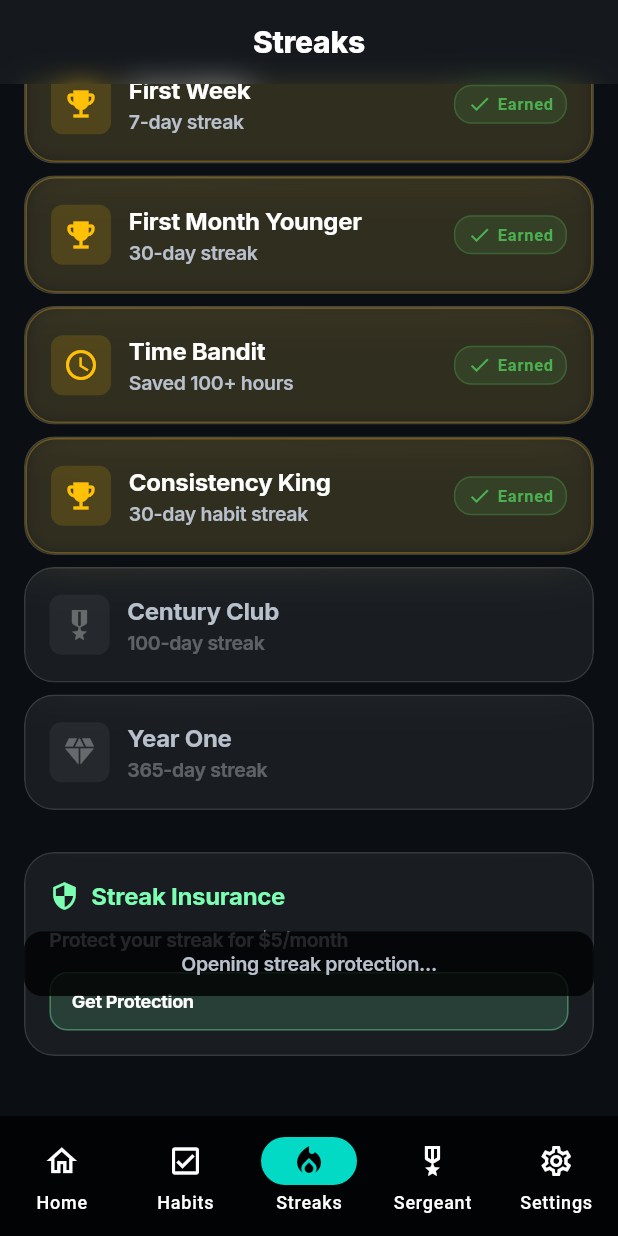
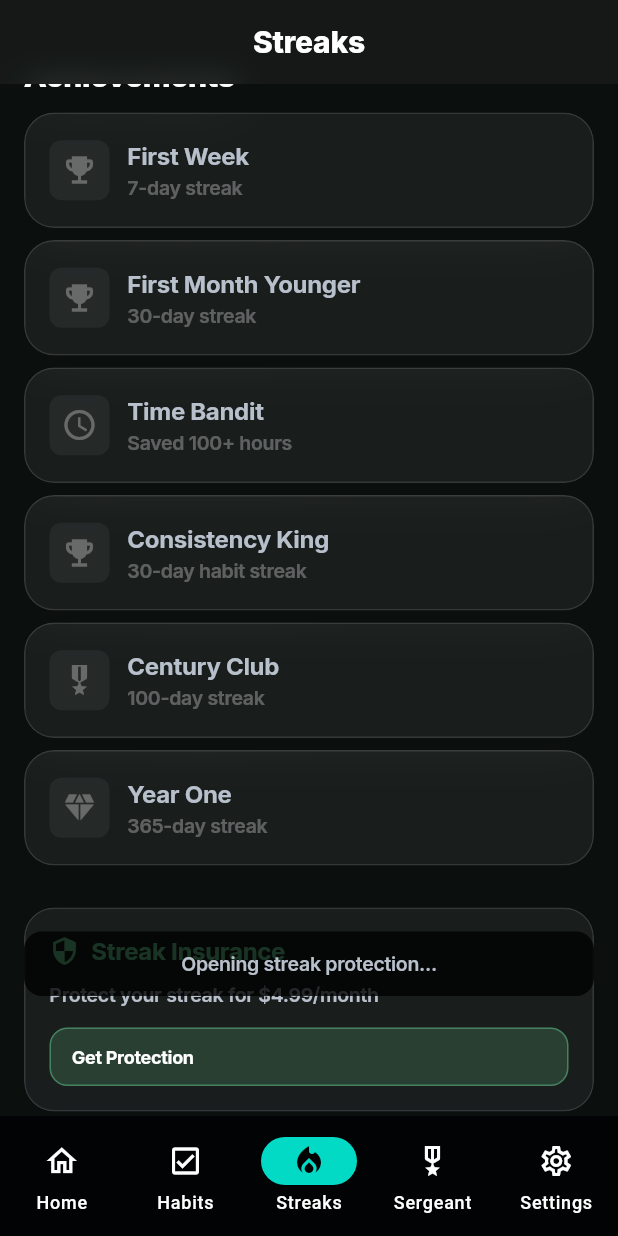
Before and after one commit to stossthegreat/Drillos, a Flutter app: the StreaksScreen screen opened by its route, scrolled down 576 dp, after a tap on "Get Protection", on a phone screen of 412 x 824 dp. Run offline on Flutter 3.47's test engine with Material 3 defaults, Android fonts, the phone set to English and light mode, and no system bars; our stand-ins replace audioplayers, flutter_local_notifications, go_router, google_fonts, shared_preferences, timezone; accounts and stored records are empty.

Commit message:
Update streaks_screen.dart

```diff
--- a/lib/screens/streaks_screen.dart
+++ b/lib/screens/streaks_screen.dart
@@ -2,11 +2,10 @@ import 'package:flutter/material.dart';
 import 'package:flutter/services.dart';
 import '../design/glass.dart';
 import '../design/tokens.dart';
-import '../badges/flame_badge.dart';
-import '../design/charts/ring_progress.dart';
 import '../design/feedback.dart';
 import '../audio/tts_provider.dart';
-import "../services/api_client.dart";
+import '../services/local_storage.dart';
+import '../logic/habit_engine.dart';
 
 class StreaksScreen extends StatefulWidget {
   const StreaksScreen({super.key});
@@ -15,70 +14,65 @@ class StreaksScreen extends StatefulWidget {
   State<StreaksScreen> createState() => _StreaksScreenState();
 }
 
-class _StreaksScreenState extends State<StreaksScreen> with TickerProviderStateMixin {
+class _StreaksScreenState extends State<StreaksScreen>
+    with TickerProviderStateMixin {
   late AnimationController _flameController;
   late AnimationController _confettiController;
 
-  // Mock data - will be replaced with real data from backend
-  int overallStreak = 47;
-  double weeklyCurrent = 4.8;
+  bool loading = false;
+  int overallStreak = 0;
+  double weeklyCurrent = 0;
   double weeklyGoal = 6.0;
-  bool loading = false;
-
-  void _loadAchievements() async {
-    setState(() { loading = true; });
-
-    try {
-      // Set auth token (in production this would come from authentication)
-      apiClient.setAuthToken("valid-token");
-
-      final achievementsData = await apiClient.getAchievements();
-      final streaksData = await apiClient.getStreakSummary();
-
-      setState(() {
-        // Update with real data
-        overallStreak = streaksData["overall"] ?? overallStreak;
-        categories = _mapCategories((streaksData["categories"] ?? []) as List);
-        loading = false;
-      });
-
-      print("✅ Achievements loaded: ${achievementsData["achievements"].length} total");
-
-    } catch (e) {
-      print("❌ Failed to load achievements: $e");
-      setState(() { loading = false; });
-      Toast.show(context, "Failed to load achievements: $e");
-    }
-  }
-
   List<CategoryStreak> categories = [];
 
   final List<Achievement> achievements = [
-    Achievement(id: 'first_week', title: 'First Week', subtitle: '7-day streak', unlocked: true, unlockedAt: DateTime.now().subtract(const Duration(days: 20))),
-    Achievement(id: 'first_month', title: 'First Month Younger', subtitle: '30-day streak', unlocked: true, unlockedAt: DateTime.now().subtract(const Duration(days: 5))),
-    Achievement(id: 'time_bandit', title: 'Time Bandit', subtitle: 'Saved 100+ hours', unlocked: true, unlockedAt: DateTime.now().subtract(const Duration(days: 10))),
-    Achievement(id: 'consistency_king', title: 'Consistency King', subtitle: '30-day habit streak', unlocked: true, unlockedAt: DateTime.now().subtract(const Duration(days: 5))),
-    Achievement(id: 'century_club', title: 'Century Club', subtitle: '100-day streak', unlocked: false),
-    Achievement(id: 'year_one', title: 'Year One', subtitle: '365-day streak', unlocked: false),
+    Achievement(
+      id: 'first_week',
+      title: 'First Week',
+      subtitle: '7-day streak',
+      unlocked: false,
+    ),
+    Achievement(
+      id: 'first_month',
+      title: 'First Month Younger',
+      subtitle: '30-day streak',
+      unlocked: false,
+    ),
+    Achievement(
+      id: 'time_bandit',
+      title: 'Time Bandit',
+      subtitle: 'Saved 100+ hours',
+      unlocked: false,
+    ),
+    Achievement(
+      id: 'consistency_king',
+      title: 'Consistency King',
+      subtitle: '30-day habit streak',
+      unlocked: false,
+    ),
+    Achievement(
+      id: 'century_club',
+      title: 'Century Club',
+      subtitle: '100-day streak',
+      unlocked: false,
+    ),
+    Achievement(
+      id: 'year_one',
+      title: 'Year One',
+      subtitle: '365-day streak',
+      unlocked: false,
+    ),
   ];
 
   @override
   void initState() {
     super.initState();
-    _flameController = AnimationController(
-      duration: const Duration(milliseconds: 800),
-      vsync: this,
-    );
-    _confettiController = AnimationController(
-      duration: const Duration(milliseconds: 2000),
-      vsync: this,
-    );
+    _flameController =
+        AnimationController(vsync: this, duration: const Duration(milliseconds: 800));
+    _confettiController =
+        AnimationController(vsync: this, duration: const Duration(seconds: 2));
 
-    // Simulate checking for new achievements
-_loadAchievements();
-    WidgetsBinding.instance.addPostFrameCallback((_) {
-      _checkForNewAchievements();
-    });
+    WidgetsBinding.instance.addPostFrameCallback((_) => _loadStreaks());
   }
 
   @override
@@ -88,101 +82,43 @@ _loadAchievements();
     super.dispose();
   }
 
-  void _checkForNewAchievements() {
-    // Simulate achievement unlock animation
-    if (overallStreak >= 30) {
-      Future.delayed(const Duration(milliseconds: 500), () {
-        _triggerAchievementUnlock('First Month Younger');
-      });
-    }
+  Future<void> _loadStreaks() async {
+    setState(() => loading = true);
+    try {
+      final allHabits = await localStorage.getAllHabits();
+      int total = 0;
+      final catList = <CategoryStreak>[];
+
+      for (final h in allHabits) {
+        final streak = await localStorage.getStreak(h['id']);
+        total += streak;
+        final name = (h['name'] ?? h['title'] ?? 'Habit').toString();
+        catList.add(CategoryStreak(
+          id: h['id'],
+          name: name,
+          days: streak,
+          icon: Icons.local_fire_department,
+          color: Colors.orangeAccent,
+        ));
       }
 
-  void _triggerAchievementUnlock(String title) {
-    HapticFeedback.mediumImpact();
-    _confettiController.forward().then((_) => _confettiController.reset());
-    // ConfettiStub.burst(context); // TODO: Implement confetti
+      // Sort top 5
+      catList.sort((a, b) => b.days.compareTo(a.days));
+      if (catList.length > 5) catList.removeRange(5, catList.length);
 
-    // Play praise audio
-    final tts = TtsProvider();
-    tts.playPreset('praise_30_day');
+      final overall = total > 0
+          ? (total ~/ (allHabits.isEmpty ? 1 : allHabits.length))
+          : 0;
 
-    Toast.show(context, '🎉 Achievement Unlocked: $title!');
-  }
-
-  List<CategoryStreak> _mapCategories(List apiCategories) {
-    final mapped = apiCategories.map((c) {
-      final id = (c['id'] ?? '').toString();
-      final icon = _iconForCategory(id);
-      final color = _colorForCategory(id);
-      return CategoryStreak(
-        id: id,
-        name: (c['name'] ?? '').toString(),
-        days: (c['days'] ?? 0) as int,
-        icon: icon,
-        color: color,
-      );
-    }).toList();
-
-    // Always include overall, even if 0; filter others with > 0
-    final overall = mapped.where((m) => m.id == 'overall').toList();
-    final others = mapped.where((m) => m.id != 'overall' && m.days > 0).toList();
-
-    // Sort others by days desc
-    others.sort((a, b) => b.days.compareTo(a.days));
-
-    // Cap to top 6 (including overall)
-    final limited = <CategoryStreak>[];
-    if (overall.isNotEmpty) limited.add(overall.first);
-    for (final c in others) {
-      if (limited.length >= 6) break;
-      limited.add(c);
-    }
-    return limited;
-  }
-
-  IconData _iconForCategory(String id) {
-    switch (id) {
-      case 'overall':
-        return Icons.local_fire_department;
-      case 'clean':
-        return Icons.health_and_safety;
-      case 'morning':
-        return Icons.wb_sunny;
-      case 'deep_work':
-        return Icons.timer_outlined;
-      case 'two_plus':
-        return Icons.done_all;
-      case 'perfect':
-        return Icons.verified;
-      case 'alarm':
-        return Icons.alarm_on;
-      case 'commit':
-        return Icons.task_alt;
-      default:
-        return Icons.star_outline;
-    }
-  }
-
-  Color _colorForCategory(String id) {
-    switch (id) {
-      case 'overall':
-        return Colors.orange;
-      case 'clean':
-        return Colors.teal;
-      case 'morning':
-        return Colors.amber;
-      case 'deep_work':
-        return Colors.indigo;
-      case 'two_plus':
-        return Colors.green;
-      case 'perfect':
-        return Colors.amberAccent;
-      case 'alarm':
-        return Colors.redAccent;
-      case 'commit':
-        return Colors.blueAccent;
-      default:
-        return DSXColors.accent;
+      setState(() {
+        overallStreak = overall;
+        categories = catList;
+        weeklyCurrent = (overallStreak / 7).clamp(0, weeklyGoal);
+        loading = false;
+      });
+    } catch (e) {
+      setState(() => loading = false);
+      Toast.show(context, 'Failed to load streaks');
     }
   }
 
@@ -190,31 +126,27 @@ _loadAchievements();
   Widget build(BuildContext context) {
     return Scaffold(
       appBar: const GlassAppBar(title: 'Streaks'),
+      backgroundColor: const Color(0xFF0B0F0E),
       body: loading
-        ? const Center(child: CircularProgressIndicator())
-        : ListView(
+          ? const Center(
+              child: CircularProgressIndicator(color: Colors.orangeAccent),
+            )
+          : RefreshIndicator(
+              onRefresh: _loadStreaks,
+              child: ListView(
                 padding: const EdgeInsets.all(16),
                 children: [
-              // Flame Hero Card
                   _buildFlameHeroCard(),
                   const SizedBox(height: 20),
-
-              // All Streaks Section
                   _buildAllStreaksSection(),
                   const SizedBox(height: 20),
-
-              // Weekly Target
                   _buildWeeklyTargetSection(),
                   const SizedBox(height: 20),
-
-              // Achievements
                   _buildAchievementsSection(),
                   const SizedBox(height: 20),
-
-              // CTA Card
                   _buildCtaCard(),
-              const SizedBox(height: 24),
                 ],
+              ),
             ),
     );
   }
@@ -228,8 +160,7 @@ _loadAchievements();
           children: [
             AnimatedBuilder(
               animation: _flameController,
-              builder: (context, child) {
-                return Transform.scale(
+              builder: (context, child) => Transform.scale(
                 scale: 1.0 + (_flameController.value * 0.1),
                 child: Container(
                   padding: const EdgeInsets.all(16),
@@ -244,14 +175,13 @@ _loadAchievements();
                       ),
                     ],
                   ),
-                    child: Icon(
+                  child: const Icon(
                     Icons.local_fire_department,
                     size: 64,
                     color: Colors.orange,
                   ),
                 ),
-                );
-              },
+              ),
             ),
             const SizedBox(height: 16),
             Text(
@@ -271,7 +201,9 @@ _loadAchievements();
             ),
             const SizedBox(height: 8),
             Text(
-              "You're in the top 15% for consistency!",
+              overallStreak == 0
+                  ? "Let's light your first flame!"
+                  : "You're on fire — keep it up!",
               style: Theme.of(context).textTheme.bodyMedium?.copyWith(
                     color: Colors.orange.withOpacity(0.8),
                   ),
@@ -287,11 +219,21 @@ _loadAchievements();
     return Column(
       crossAxisAlignment: CrossAxisAlignment.start,
       children: [
-        Text(
-          'All Streaks',
-          style: Theme.of(context).textTheme.titleLarge,
+        Text('All Streaks', style: Theme.of(context).textTheme.titleLarge),
+        const SizedBox(height: 12),
+        if (categories.isEmpty)
+          GlassCard(
+            child: Padding(
+              padding: const EdgeInsets.all(16),
+              child: Center(
+                child: Text(
+                  "No streaks yet — complete a habit to begin your journey.",
+                  style: Theme.of(context).textTheme.bodyMedium,
                 ),
-        const SizedBox(height: 12),
+              ),
+            ),
+          )
+        else
           ...categories.map((category) => Padding(
                 padding: const EdgeInsets.only(bottom: 8),
                 child: _buildCategoryStreakCard(category),
@@ -302,13 +244,6 @@ _loadAchievements();
 
   Widget _buildCategoryStreakCard(CategoryStreak category) {
     return GlassCard(
-      child: InkWell(
-        onTap: () {
-          // Navigate to habits with filter
-          HapticFeedback.lightImpact();
-          // context.push('/habits?category=${category.id}');
-        },
-        borderRadius: BorderRadius.circular(DSXRadii.md),
       child: Padding(
         padding: const EdgeInsets.all(16),
         child: Row(
@@ -319,18 +254,12 @@ _loadAchievements();
                 color: category.color.withOpacity(0.15),
                 borderRadius: BorderRadius.circular(8),
               ),
-                child: Icon(
-                  category.icon,
-                  color: category.color,
-                  size: 24,
-                ),
+              child: Icon(category.icon, color: category.color, size: 24),
             ),
             const SizedBox(width: 12),
             Expanded(
-                child: Text(
-                  category.name,
-                  style: Theme.of(context).textTheme.titleMedium,
-                ),
+              child: Text(category.name,
+                  style: Theme.of(context).textTheme.titleMedium),
             ),
             Text(
               '${category.days}',
@@ -342,28 +271,22 @@ _loadAchievements();
           ],
         ),
       ),
-      ),
     );
   }
 
   Widget _buildWeeklyTargetSection() {
     final progress = (weeklyCurrent / weeklyGoal).clamp(0.0, 1.0);
-
     return GlassCard(
       child: Padding(
         padding: const EdgeInsets.all(16),
         child: Column(
           crossAxisAlignment: CrossAxisAlignment.start,
           children: [
-            Text(
-              'Weekly Target',
-              style: Theme.of(context).textTheme.titleMedium,
-            ),
+            Text('Weekly Target',
+                style: Theme.of(context).textTheme.titleMedium),
             const SizedBox(height: 12),
-            Text(
-              'Life days gained this week',
-              style: Theme.of(context).textTheme.bodyMedium,
-            ),
+            Text('Life days gained this week',
+                style: Theme.of(context).textTheme.bodyMedium),
             const SizedBox(height: 8),
             Row(
               children: [
@@ -407,62 +330,39 @@ _loadAchievements();
     return Column(
       crossAxisAlignment: CrossAxisAlignment.start,
       children: [
-        Text(
-          'Achievements',
-          style: Theme.of(context).textTheme.titleLarge,
-        ),
+        Text('Achievements', style: Theme.of(context).textTheme.titleLarge),
         const SizedBox(height: 12),
-        ...achievements.map((achievement) => Padding(
+        ...achievements.map((a) => Padding(
               padding: const EdgeInsets.only(bottom: 8),
-          child: _buildAchievementCard(achievement),
+              child: _buildAchievementCard(a),
             )),
       ],
     );
   }
 
-  Widget _buildAchievementCard(Achievement achievement) {
+  Widget _buildAchievementCard(Achievement a) {
     return GlassCard(
-      child: InkWell(
-        onTap: achievement.unlocked ? () {
-          HapticFeedback.lightImpact();
-          if (achievement.presetAudioId != null) {
-            final tts = TtsProvider();
-            tts.playPreset(achievement.presetAudioId!);
-          }
-          Toast.show(context, achievement.subtitle);
-        } : null,
-        borderRadius: BorderRadius.circular(DSXRadii.md),
       child: Container(
         padding: const EdgeInsets.all(16),
-          decoration: achievement.unlocked ? BoxDecoration(
-            borderRadius: BorderRadius.circular(DSXRadii.md),
-            border: Border.all(
-              color: Colors.amber.withOpacity(0.3),
-              width: 1,
+        decoration: BoxDecoration(
+          borderRadius: BorderRadius.circular(8),
+          border: a.unlocked
+              ? Border.all(color: Colors.amber.withOpacity(0.3), width: 1)
+              : null,
         ),
-            boxShadow: [
-              BoxShadow(
-                color: Colors.amber.withOpacity(0.1),
-                blurRadius: 8,
-                spreadRadius: 1,
-              ),
-            ],
-          ) : null,
         child: Row(
           children: [
             Container(
               padding: const EdgeInsets.all(8),
               decoration: BoxDecoration(
-                  color: achievement.unlocked
+                color: a.unlocked
                     ? Colors.amber.withOpacity(0.15)
                     : Colors.white.withOpacity(0.05),
                 borderRadius: BorderRadius.circular(8),
               ),
               child: Icon(
-                  _getAchievementIcon(achievement.id),
-                  color: achievement.unlocked
-                    ? Colors.amber
-                    : Colors.white.withOpacity(0.3),
+                _getAchievementIcon(a.id),
+                color: a.unlocked ? Colors.amber : Colors.white.withOpacity(0.3),
                 size: 24,
               ),
             ),
@@ -471,50 +371,24 @@ _loadAchievements();
               child: Column(
                 crossAxisAlignment: CrossAxisAlignment.start,
                 children: [
-                    Text(
-                      achievement.title,
+                  Text(a.title,
                       style: Theme.of(context).textTheme.titleMedium?.copyWith(
-                        color: achievement.unlocked
+                            color: a.unlocked
                                 ? DSXColors.textPrimary
                                 : DSXColors.textSecondary,
-                      ),
-                    ),
-                    Text(
-                      achievement.subtitle,
+                          )),
+                  Text(a.subtitle,
                       style: Theme.of(context).textTheme.bodyMedium?.copyWith(
-                        color: achievement.unlocked
+                            color: a.unlocked
                                 ? DSXColors.textSecondary
                                 : Colors.white.withOpacity(0.3),
-                      ),
-                    ),
+                          )),
                 ],
               ),
             ),
-              if (achievement.unlocked)
-                Container(
-                  padding: const EdgeInsets.symmetric(horizontal: 8, vertical: 4),
-                  decoration: BoxDecoration(
-                    color: Colors.green.withOpacity(0.15),
-                    borderRadius: BorderRadius.circular(12),
-                    border: Border.all(color: Colors.green.withOpacity(0.3)),
-                  ),
-                  child: Row(
-                    mainAxisSize: MainAxisSize.min,
-                    children: [
-                      Icon(Icons.check, color: Colors.green, size: 16),
-                      const SizedBox(width: 4),
-                      Text(
-                        'Earned',
-                        style: Theme.of(context).textTheme.labelSmall?.copyWith(
-                          color: Colors.green,
-                          fontWeight: FontWeight.w600,
-                        ),
-                      ),
+            if (a.unlocked)
+              const Icon(Icons.check_circle, color: Colors.green, size: 20),
           ],
-                  ),
-                ),
-            ],
-          ),
         ),
       ),
     );
@@ -548,29 +422,21 @@ _loadAchievements();
               children: [
                 Icon(Icons.security, color: DSXColors.accent, size: 20),
                 const SizedBox(width: 8),
-                Text(
-                  'Streak Insurance',
+                Text('Streak Insurance',
                     style: Theme.of(context).textTheme.titleMedium?.copyWith(
                           color: DSXColors.accent,
-                  ),
-                ),
+                        )),
               ],
             ),
             const SizedBox(height: 8),
-            Text(
-              'Protect your streak for \$5/month',
-              style: Theme.of(context).textTheme.bodyMedium,
-            ),
+            Text('Protect your streak for \$4.99/month',
+                style: Theme.of(context).textTheme.bodyMedium),
             const SizedBox(height: 12),
             SizedBox(
               width: double.infinity,
-              child: GlassButton.primary(
-                'Get Protection',
-                onPressed: () {
-                  // Open paywall/Stripe
+              child: GlassButton.primary('Get Protection', onPressed: () {
                 Toast.show(context, 'Opening streak protection...');
-                },
-              ),
+              }),
             ),
           ],
         ),
@@ -579,7 +445,7 @@ _loadAchievements();
   }
 }
 
-// Data models
+// ---------------- Models ----------------
 class CategoryStreak {
   final String id;
   final String name;
@@ -601,15 +467,11 @@ class Achievement {
   final String title;
   final String subtitle;
   final bool unlocked;
-  final DateTime? unlockedAt;
-  final String? presetAudioId;
 
   Achievement({
     required this.id,
     required this.title,
     required this.subtitle,
     required this.unlocked,
-    this.unlockedAt,
-    this.presetAudioId,
   });
 }
```
Lines whose indentation alone changed are shown as unchanged.
